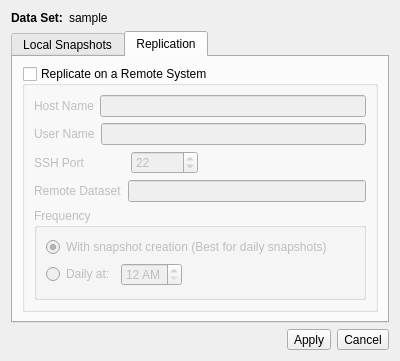
Old version of the form src-qt4/life-preserver/LPConfig.ui in the repository trueos/pcbsd.
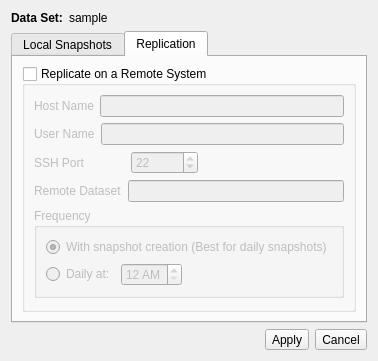
New version of the form. The open tabs and pages were chosen to show the change. Icons and pictures are not drawn.

What changed in the file:
```diff
--- a/src-qt4/life-preserver/LPConfig.ui
+++ b/src-qt4/life-preserver/LPConfig.ui
@@ -6,8 +6,8 @@
    <rect>
     <x>0</x>
     <y>0</y>
-    <width>400</width>
-    <height>315</height>
+    <width>374</width>
+    <height>327</height>
    </rect>
   </property>
   <property name="windowTitle">
@@ -323,6 +323,19 @@
             </layout>
            </widget>
           </item>
+          <item row="5" column="0">
+           <spacer name="verticalSpacer">
+            <property name="orientation">
+             <enum>Qt::Vertical</enum>
+            </property>
+            <property name="sizeHint" stdset="0">
+             <size>
+              <width>20</width>
+              <height>40</height>
+             </size>
+            </property>
+           </spacer>
+          </item>
          </layout>
         </widget>
        </item>
```
Left out of the diff: 56 changed lines with no effect on the pictures.
